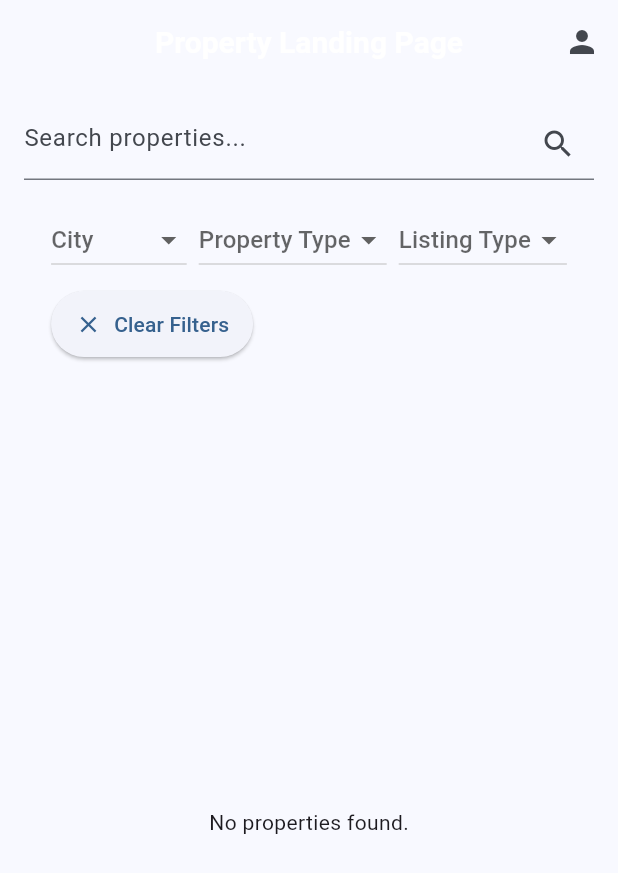
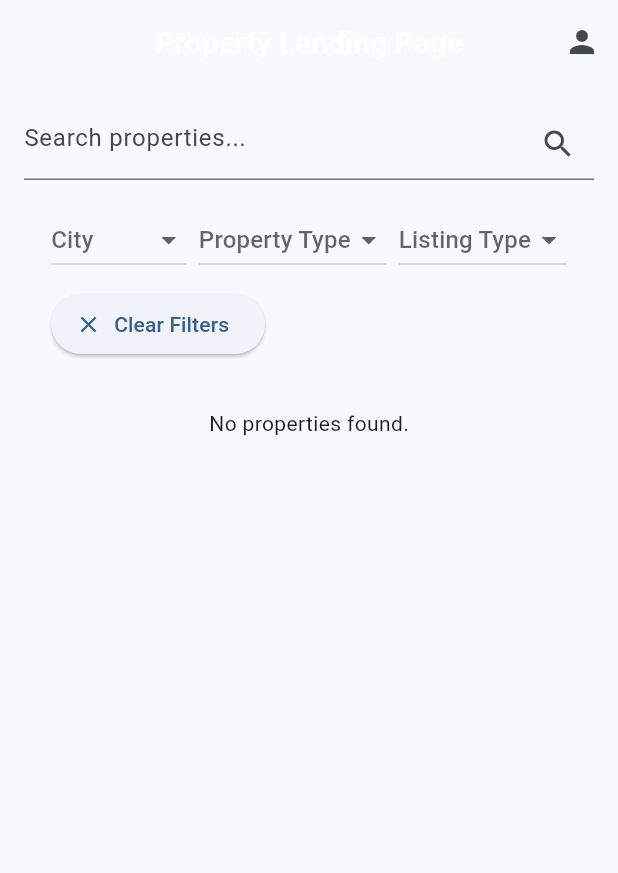
Before and after one commit to cheongchoi112/estates_house, a Flutter app: the screen it shows after launch, on a phone screen of 412 x 824 dp. Shown: the top 873 px of the screen. Run offline on Flutter 3.47's test engine with Material 3 defaults, Android fonts, the light colour scheme and no system bars; our stand-ins replace dio, firebase_auth, firebase_core, google_fonts; accounts and stored records are empty; generated files the repository leaves out were written again.

Commit message:
Refactor property display components and enhance UI with improved theming

```diff
--- a/lib/domain/entities/property.dart
+++ b/lib/domain/entities/property.dart
@@ -1,5 +1,7 @@
 import 'package:json_annotation/json_annotation.dart';
 import 'package:intl/intl.dart';
+import 'package:flutter/material.dart';
+import '../../../domain/entities/property.dart';
 
 @JsonSerializable()
 class PriceRange {
@@ -20,12 +22,14 @@ class SearchCriteria {
   final PriceRange? priceRange;
   final String? propertyType;
   final String? listingType;
+  final String? keyword;
 
   SearchCriteria({
     this.city,
     this.priceRange,
     this.propertyType,
     this.listingType,
+    this.keyword,
   });
 
   Map<String, dynamic> toJson() => {
@@ -33,6 +37,7 @@ class SearchCriteria {
         'price_range': priceRange?.toJson(),
         'property_type': propertyType,
         'listing_type': listingType,
+        'keyword': keyword,
       };
 }
 
@@ -49,7 +54,8 @@ class Property {
   final String ownerEmail;
   final DateTime createdAt;
   final DateTime updatedAt;
-
+  final String imageUrl =
+      'https://plus.unsplash.com/premium_photo-1661954372617-15780178eb2e?q=80&w=3860&auto=format&fit=crop&ixlib=rb-4.0.3&ixid=M3wxMjA3fDB8MHxwaG90by1wYWdlfHx8fGVufDB8fHx8fA%3D%3D';
   Property({
     required this.id,
     required this.description,
--- a/lib/presentation/ui/screens/landing_page.dart
+++ b/lib/presentation/ui/screens/landing_page.dart
@@ -3,6 +3,7 @@ import 'package:estates_house/domain/user_singleton.dart';
 import 'package:flutter/material.dart';
 import 'package:dio/dio.dart';
 import '../widgets/property_card.dart';
+import '../widgets/property_list.dart';
 import '../../../domain/entities/property.dart';
 
 class LandingPage extends StatefulWidget {
@@ -27,6 +28,7 @@ class _LandingPageState extends State<LandingPage> {
 
   Future<void> _search() async {
     final criteria = SearchCriteria(
+      keyword: _searchController.text,
       city: selectedCity,
       propertyType: selectedPropertyType,
       listingType: selectedListingType,
@@ -87,7 +89,8 @@ class _LandingPageState extends State<LandingPage> {
           ),
         ],
       ),
-      body: Column(
+      body: SingleChildScrollView(
+        child: Column(
           children: [
             Padding(
               padding: const EdgeInsets.all(16.0),
@@ -112,8 +115,8 @@ class _LandingPageState extends State<LandingPage> {
                         hint: const Text('City'),
                         value: selectedCity,
                         items: ['Toronto', 'Hamilton']
-                          .map(
-                              (c) => DropdownMenuItem(value: c, child: Text(c)))
+                            .map((c) =>
+                                DropdownMenuItem(value: c, child: Text(c)))
                             .toList(),
                         onChanged: (value) =>
                             setState(() => selectedCity = value),
@@ -122,8 +125,8 @@ class _LandingPageState extends State<LandingPage> {
                         hint: const Text('Property Type'),
                         value: selectedPropertyType,
                         items: ['House', 'Condo']
-                          .map((type) =>
-                              DropdownMenuItem(value: type, child: Text(type)))
+                            .map((type) => DropdownMenuItem(
+                                value: type, child: Text(type)))
                             .toList(),
                         onChanged: (value) =>
                             setState(() => selectedPropertyType = value),
@@ -132,8 +135,8 @@ class _LandingPageState extends State<LandingPage> {
                         hint: const Text('Listing Type'),
                         value: selectedListingType,
                         items: ['For Sale', 'For Rent']
-                          .map((type) =>
-                              DropdownMenuItem(value: type, child: Text(type)))
+                            .map((type) => DropdownMenuItem(
+                                value: type, child: Text(type)))
                             .toList(),
                         onChanged: (value) =>
                             setState(() => selectedListingType = value),
@@ -142,10 +145,6 @@ class _LandingPageState extends State<LandingPage> {
                         onPressed: _clearFilters,
                         icon: const Icon(Icons.clear),
                         label: const Text('Clear Filters'),
-                      style: ElevatedButton.styleFrom(
-                        padding: const EdgeInsets.symmetric(
-                            horizontal: 16, vertical: 12),
-                      ),
                       ),
                     ],
                   ),
@@ -153,17 +152,11 @@ class _LandingPageState extends State<LandingPage> {
               ),
             ),
             const SizedBox(height: 16),
-          Expanded(
-            child: properties.isEmpty
-                ? const Center(child: Text('No properties found.'))
-                : ListView.builder(
-                    itemCount: properties.length,
-                    itemBuilder: (context, index) => PropertyCard(
-                      property: properties[index],
-                    ),
-                  ),
+            PropertyList(
+              properties: properties,
             ),
           ],
+        ),
       ),
     );
   }
--- a/lib/presentation/ui/themes/my_theme.dart
+++ b/lib/presentation/ui/themes/my_theme.dart
@@ -5,12 +5,14 @@ ThemeData getMaterial3Theme() {
   return ThemeData(
     useMaterial3: true,
     colorScheme: ColorScheme.fromSeed(
-      seedColor: Colors.blue, // Materialized Design blue
+      seedColor: Colors.blue,
       brightness: Brightness.light,
     ),
-    textTheme: ThemeData.light().textTheme.apply(
-          fontFamily: 'Roboto', // Or your preferred Material 3 font
-        ),
+    textTheme: GoogleFonts.robotoTextTheme().copyWith(
+      bodyLarge: GoogleFonts.roboto(fontSize: 16),
+      bodyMedium: GoogleFonts.roboto(fontSize: 14),
+      titleLarge: GoogleFonts.roboto(fontSize: 32, fontWeight: FontWeight.bold),
+    ),
     appBarTheme: const AppBarTheme(
       centerTitle: true,
       titleTextStyle: TextStyle(
@@ -18,11 +20,9 @@ ThemeData getMaterial3Theme() {
         fontSize: 20,
       ),
     ),
-    // Add more component themes as needed (e.g., ElevatedButtonThemeData, TextButtonThemeData)
   );
 }
 
-// For dark mode:
 ThemeData getMaterial3DarkTheme() {
   return ThemeData(
     useMaterial3: true,
@@ -30,9 +30,11 @@ ThemeData getMaterial3DarkTheme() {
       seedColor: Colors.blue,
       brightness: Brightness.dark,
     ),
-    textTheme: ThemeData.dark().textTheme.apply(
-          fontFamily: 'Roboto',
-        ),
+    textTheme: GoogleFonts.robotoTextTheme(ThemeData.dark().textTheme).copyWith(
+      bodyLarge: GoogleFonts.roboto(fontSize: 16),
+      bodyMedium: GoogleFonts.roboto(fontSize: 14),
+      titleLarge: GoogleFonts.roboto(fontSize: 32, fontWeight: FontWeight.bold),
+    ),
     appBarTheme: const AppBarTheme(
       centerTitle: true,
       titleTextStyle: TextStyle(
@@ -40,6 +42,5 @@ ThemeData getMaterial3DarkTheme() {
         fontSize: 20,
       ),
     ),
-    // Add more component themes as needed
   );
 }
--- /dev/null
+++ b/lib/presentation/ui/widgets/property_list.dart
@@ -0,0 +1,46 @@
+import 'package:flutter/material.dart';
+import '../../../domain/entities/property.dart';
+import 'property_card.dart';
+
+class PropertyList extends StatelessWidget {
+  final List<Property> properties;
+  final bool allowDelete;
+  final Function(String)? onDelete;
+
+  const PropertyList({
+    Key? key,
+    required this.properties,
+    this.allowDelete = false,
+    this.onDelete,
+  }) : super(key: key);
+
+  @override
+  Widget build(BuildContext context) {
+    return properties.isEmpty
+        ? const Center(child: Text('No properties found.'))
+        : LayoutBuilder(
+            builder: (context, constraints) {
+              // Calculate the number of items per row based on the screen width
+              int crossAxisCount = (constraints.maxWidth / 400).floor();
+              if (crossAxisCount > 6) crossAxisCount = 6; //
+
+              return GridView.builder(
+                shrinkWrap: true,
+                physics: const NeverScrollableScrollPhysics(),
+                gridDelegate: SliverGridDelegateWithFixedCrossAxisCount(
+                  crossAxisCount: crossAxisCount,
+                  childAspectRatio:
+                      0.75, // Adjust this ratio to control the height
+                ),
+                itemCount: properties.length,
+                itemBuilder: (context, index) => PropertyCard(
+                  property: properties[index],
+                  onDelete: allowDelete && onDelete != null
+                      ? () => onDelete!(properties[index].id)
+                      : null,
+                ),
+              );
+            },
+          );
+  }
+}
```
Also changed, not shown: lib/presentation/ui/screens/user_dashboard.dart (+5 -9 lines), lib/presentation/ui/widgets/property_card.dart (+102 -13 lines). Lines whose indentation alone changed are shown as unchanged.
